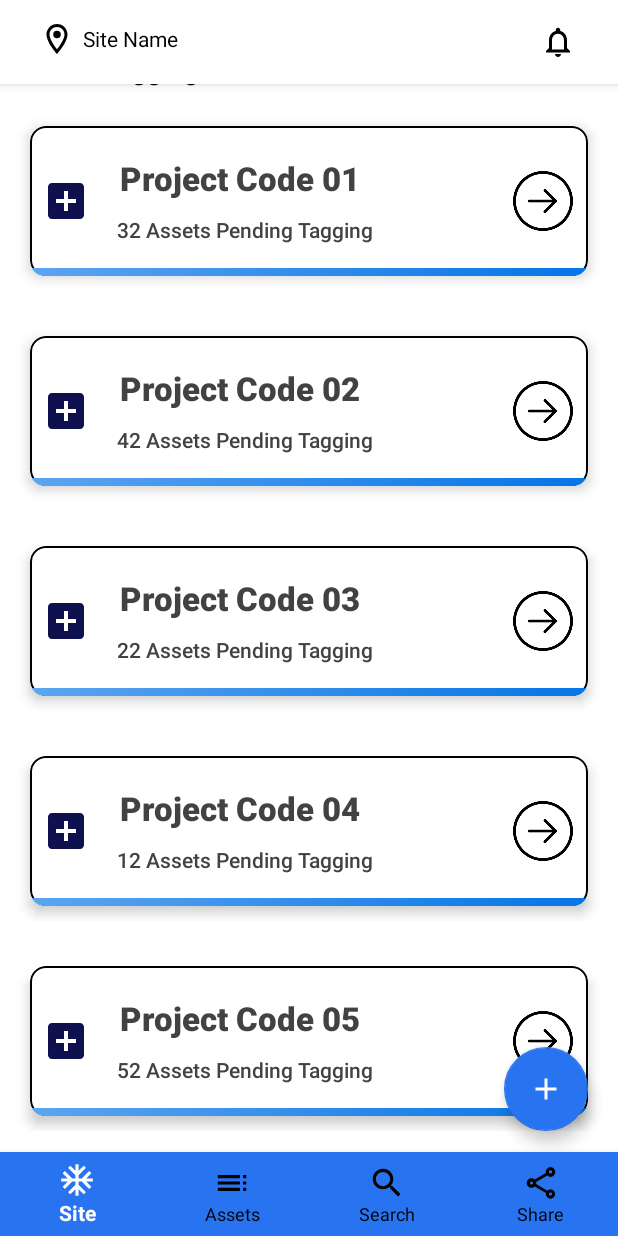
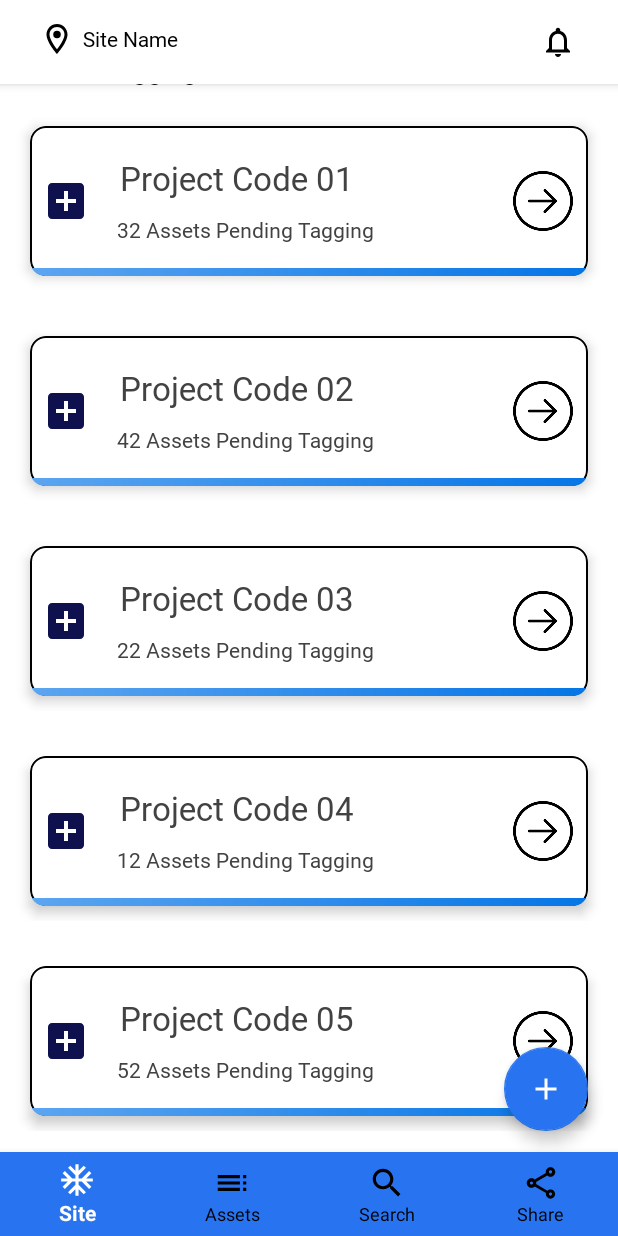
Before and after one commit to gopaljain1st/QRCode, an Android app: the SiteActivity screen opened directly, with no data from a screen before it, on a phone screen of 412 x 824 dp. Run offline under Robolectric (Android 15) with nearby library versions, the phone set to English and light mode, and no system bars.

Commit message:
Sagar Work Done

```diff
--- a/app/src/main/java/com/example/cangoproject/SiteActivity.java
+++ b/app/src/main/java/com/example/cangoproject/SiteActivity.java
@@ -1,7 +1,12 @@
 package com.example.cangoproject;
 
+import android.Manifest;
+import android.content.Intent;
+import android.content.pm.PackageManager;
+import android.os.Build;
 import android.os.Bundle;
 import android.view.View;
+import android.widget.Button;
 import android.widget.TextView;
 
 import androidx.annotation.Nullable;
@@ -14,6 +19,7 @@ import androidx.recyclerview.widget.RecyclerView;
 import com.example.cangoproject.adapters.SiteProjectAdapter;
 import com.example.cangoproject.fragments.SelectSiteNameBottomSheetDialog;
 import com.example.cangoproject.models.SiteProjects;
+import com.google.android.material.floatingactionbutton.FloatingActionButton;
 
 import java.util.ArrayList;
 
@@ -23,6 +29,7 @@ public class SiteActivity extends AppCompatActivity
     RecyclerView rv;
     TextView selectedLine,siteName;
     ArrayList<SiteProjects>al;
+    FloatingActionButton addAssert;
 
     @Override
     protected void onCreate(@Nullable Bundle savedInstanceState) {
@@ -38,6 +45,20 @@ public class SiteActivity extends AppCompatActivity
                     new SelectSiteNameBottomSheetDialog().show(getSupportFragmentManager(),"Dialog");
             }
         });
+
+        if (Build.VERSION.SDK_INT >= Build.VERSION_CODES.M) {
+            if (checkSelfPermission(Manifest.permission.CAMERA) != PackageManager.PERMISSION_GRANTED) {
+                requestPermissions(new String[] {Manifest.permission.CAMERA}, 1);
+            }
+        }
+        addAssert = findViewById(R.id.addAsset);
+        addAssert.setOnClickListener(new View.OnClickListener() {
+            @Override
+            public void onClick(View v) {
+                startActivity(new Intent(SiteActivity.this, TestFlashLight.class));
+            }
+        });
+
         rv=findViewById(R.id.rv);
         rv.setLayoutManager(new LinearLayoutManager(this));
         al=new ArrayList<>();
--- a/app/src/main/java/com/example/cangoproject/TestFlashLight.java
+++ b/app/src/main/java/com/example/cangoproject/TestFlashLight.java
@@ -8,6 +8,7 @@ import android.view.View;
 import android.widget.Toast;
 
 import androidx.annotation.NonNull;
+import androidx.appcompat.app.ActionBar;
 import androidx.appcompat.app.AppCompatActivity;
 import androidx.core.app.ActivityCompat;
 import androidx.core.content.ContextCompat;
@@ -24,6 +25,10 @@ public class TestFlashLight extends AppCompatActivity {
     protected void onCreate(Bundle savedInstanceState) {
         super.onCreate(savedInstanceState);
         setContentView(R.layout.activity_main);
+
+        ActionBar actionBar=getSupportActionBar();
+        actionBar.setTitle("Scan Barcode");
+
 
 
         CodeScannerView scannerView = findViewById(R.id.scanner_view);
--- a/app/src/main/res/drawable/ic_add_black_24dp.xml
+++ b/app/src/main/res/drawable/ic_add_black_24dp.xml
@@ -1,5 +1,9 @@
-<vector android:height="24dp" android:tint="#0F104E"
-    android:viewportHeight="24.0" android:viewportWidth="24.0"
-    android:width="24dp" xmlns:android="http://schemas.android.com/apk/res/android">
-    <path android:fillColor="#FF000000" android:pathData="M19,13h-6v6h-2v-6H5v-2h6V5h2v6h6v2z"/>
+<vector xmlns:android="http://schemas.android.com/apk/res/android"
+        android:width="24dp"
+        android:height="24dp"
+        android:viewportWidth="24.0"
+        android:viewportHeight="24.0">
+    <path
+        android:fillColor="#FF000000"
+        android:pathData="M19,13h-6v6h-2v-6H5v-2h6V5h2v6h6v2z"/>
 </vector>
--- a/app/src/main/res/drawable/ic_arrow_back_black_24dp.xml
+++ b/app/src/main/res/drawable/ic_arrow_back_black_24dp.xml
@@ -4,6 +4,6 @@
         android:viewportWidth="24.0"
         android:viewportHeight="24.0">
     <path
-        android:fillColor="#FF000000"
+        android:fillColor="#FFF"
         android:pathData="M20,11H7.83l5.59,-5.59L12,4l-8,8 8,8 1.41,-1.41L7.83,13H20v-2z"/>
 </vector>
--- a/app/src/main/res/layout/domain_card.xml
+++ b/app/src/main/res/layout/domain_card.xml
@@ -26,6 +26,7 @@
                 android:text="Core"
                 android:id="@+id/domian_name"
                 android:textSize="20dp"
+                android:fontFamily="@font/bold"
                 android:layout_marginTop="15dp"
                 android:layout_marginLeft="15sp"
                 android:textColor="#000"
@@ -40,6 +41,7 @@
                 android:textSize="20dp"
                 android:text="Core ID : 20"
                 android:textColor="#000"
+                android:fontFamily="@font/bold"
                 android:textStyle="bold"
                 android:layout_below="@+id/domian_name"
                 android:layout_marginTop="15sp"></TextView>
@@ -51,6 +53,7 @@
                 android:textSize="12sp"
                 android:textStyle="normal"
                 android:textColor="#000"
+                android:fontFamily="@font/bold"
                 android:layout_marginTop="15sp"
                 android:textAlignment="center"
                 android:background="@drawable/background"
@@ -65,6 +68,7 @@
                 android:layout_height="wrap_content"
                 android:text="Assets"
                 android:textColor="#000"
+                android:fontFamily="@font/bold"
                 android:layout_alignParentEnd="true"
                 android:textStyle="normal"
                 android:layout_marginTop="3dp"
--- a/app/src/main/res/layout/site_activity.xml
+++ b/app/src/main/res/layout/site_activity.xml
@@ -47,6 +47,7 @@
                         android:layout_width="wrap_content"
                         android:layout_height="40dp"
                         android:text="Site Name"
+                        android:fontFamily="@font/bold"
                         android:textColor="#000"
                         android:drawableLeft="@drawable/location"
                         android:drawableTint="#000"
@@ -105,6 +106,7 @@
                 android:layout_marginLeft="15dp"
                 android:padding="5dp"
                 android:layout_marginTop="10dp"
+                android:fontFamily="@font/bold"
                 android:textSize="17sp"
                 android:textColor="#000"
                 android:textStyle="bold"
@@ -121,6 +123,7 @@
                 android:text="Tagging Summary"
                 android:layout_marginLeft="10dp"
                 android:padding="5dp"
+                android:fontFamily="@font/bold"
                 android:textSize="17sp"
                 android:textColor="#000"
                 android:textStyle="bold"
@@ -160,6 +163,7 @@
                             android:layout_marginLeft="17dp"
                             android:layout_marginTop="10dp"
                             android:textSize="17sp"
+                            android:fontFamily="@font/bold"
                             android:textColor="#000"
                             />
                         <TextView
@@ -169,7 +173,7 @@
                             android:layout_marginLeft="18dp"
                             android:layout_marginTop="40dp"
                             android:layout_toRightOf="@+id/image5"
-                            android:fontFamily="sans-serif-black"
+                            android:fontFamily="@font/bold"
                             android:text="343"
                             android:textColor="@color/cardview_dark_background"
                             android:textSize="30sp" />
@@ -204,6 +208,7 @@
                             android:layout_marginTop="10dp"
                             android:textSize="17sp"
                             android:textColor="#000"
+                            android:fontFamily="@font/bold"
                             />
                         <TextView
                             android:layout_width="wrap_content"
@@ -211,7 +216,7 @@
                             android:layout_marginLeft="18dp"
                             android:layout_marginTop="40dp"
                             android:layout_toRightOf="@+id/tempView"
-                            android:fontFamily="sans-serif-black"
+                            android:fontFamily="@font/bold"
                             android:text="20"
                             android:textColor="@color/cardview_dark_background"
                             android:textSize="30sp" />
--- a/app/src/main/res/layout/site_card.xml
+++ b/app/src/main/res/layout/site_card.xml
@@ -28,6 +28,7 @@
                 android:layout_height="wrap_content"
                 android:textColor="#000"
                 android:text="Gopal Jain"
+                android:fontFamily="@font/bold"
                 android:id="@+id/name"
                 android:textSize="20sp"
                 android:padding="10dp"
--- a/app/src/main/res/layout/site_project_card.xml
+++ b/app/src/main/res/layout/site_project_card.xml
@@ -40,7 +40,7 @@ android:layout_height="wrap_content">
             android:layout_marginLeft="20dp"
             android:layout_marginTop="20dp"
             android:layout_toRightOf="@+id/image1"
-            android:fontFamily="sans-serif-black"
+            android:fontFamily="@font/bold"
             android:text="Project Code 01"
             android:textColor="@color/cardview_dark_background"
             android:textSize="22sp" />
@@ -54,7 +54,7 @@ android:layout_height="wrap_content">
             android:layout_marginLeft="18dp"
             android:layout_marginTop="10dp"
             android:layout_toRightOf="@+id/image1"
-            android:fontFamily="sans-serif-medium"
+            android:fontFamily="@font/bold"
             android:text="64 Assets Pending Tagging"
             android:textColor="@color/cardview_dark_background"
             android:textSize="14sp" />
--- a/app/src/main/res/layout/site_type_card.xml
+++ b/app/src/main/res/layout/site_type_card.xml
@@ -37,7 +37,7 @@ android:layout_height="wrap_content">
             android:layout_marginLeft="10dp"
             android:layout_marginTop="35dp"
             android:layout_toRightOf="@+id/image1"
-            android:fontFamily="sans-serif-black"
+            android:fontFamily="@font/bold"
             android:text="Active Assets"
             android:textColor="@color/cardview_dark_background"
             android:textSize="22sp" />
@@ -48,6 +48,7 @@ android:layout_height="wrap_content">
             android:layout_marginLeft="20dp"
             android:text="120"
             android:padding="10dp"
+            android:fontFamily="@font/bold"
             android:layout_marginTop="30dp"
             android:background="@drawable/background"
             android:layout_toRightOf="@+id/assetTypeA"></TextView>
--- a/app/src/main/res/values/strings.xml
+++ b/app/src/main/res/values/strings.xml
@@ -25,4 +25,7 @@
     <string name="asset_state_prompt">Select Asset State</string>
     <string name="vendor_prompt">Select Vendor</string>
 
+    <!-- TODO: Remove or change this placeholder text -->
+    <string name="hello_blank_fragment">Hello blank fragment</string>
+
 </resources>
```
Also changed, not shown: app/src/main/AndroidManifest.xml (+22 -12 lines), app/src/main/res/layout/radio_card.xml (+5 -2 lines).
